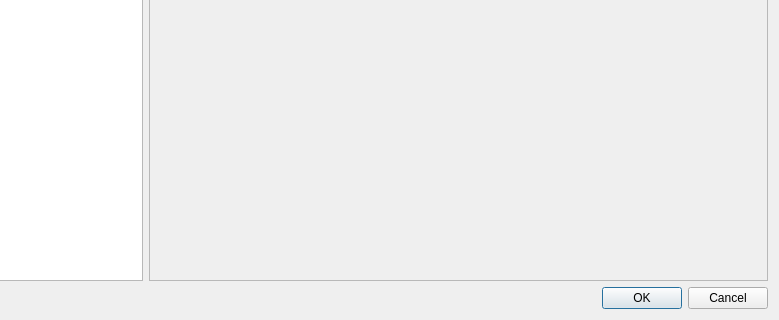
Old version of the form src/gui/forms/declarations/materialdialog.ui in the repository caozhongxiao/espreso; both pictures show x 487 to 1266 and y 568 to 888 of the 1266 by 888 pixel window.
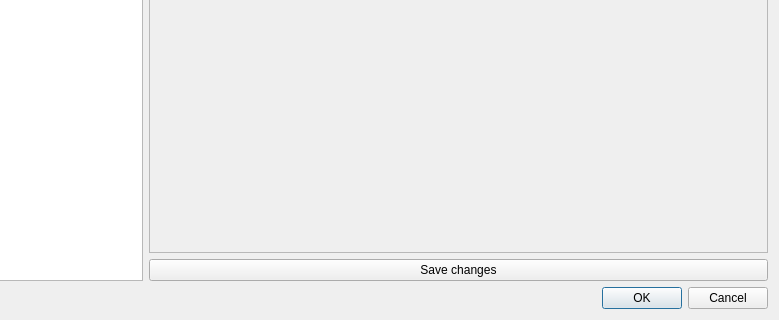
New version of the form.

Diff of the .ui file:
```diff
--- a/src/gui/forms/declarations/materialdialog.ui
+++ b/src/gui/forms/declarations/materialdialog.ui
@@ -102,6 +102,17 @@
          <layout class="QVBoxLayout" name="verticalLayout_5"/>
         </widget>
        </item>
+       <item>
+        <layout class="QHBoxLayout" name="horizontalLayout_5">
+         <item>
+          <widget class="QPushButton" name="btnPropSave">
+           <property name="text">
+            <string>Save changes</string>
+           </property>
+          </widget>
+         </item>
+        </layout>
+       </item>
       </layout>
      </item>
     </layout>
```
